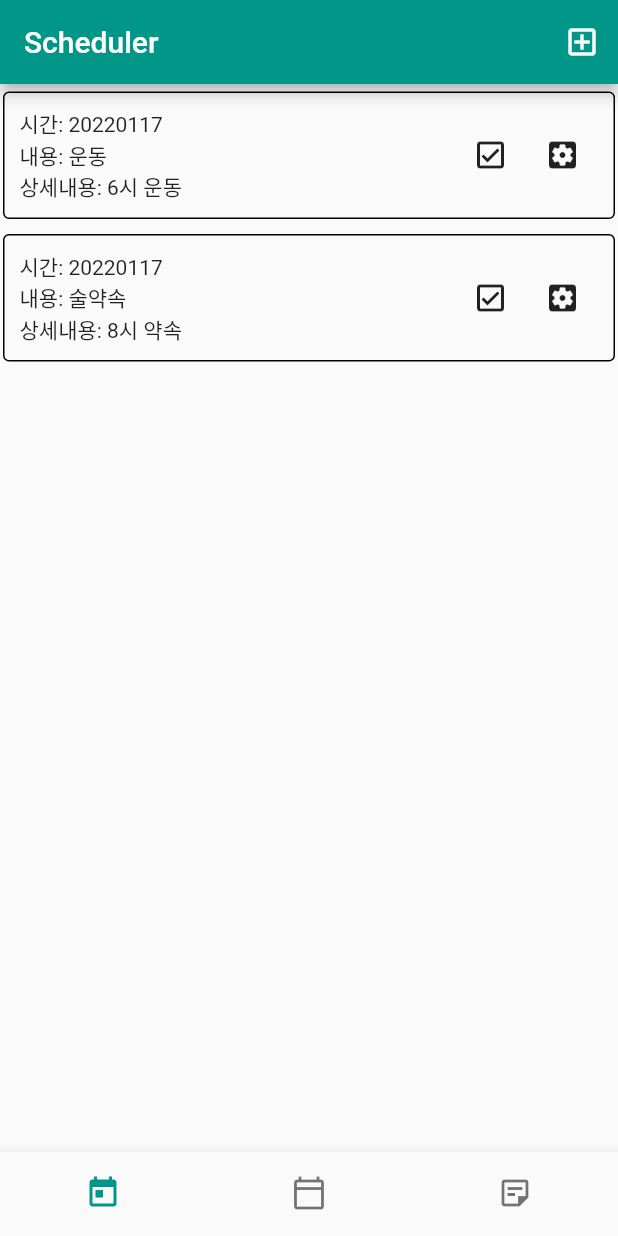
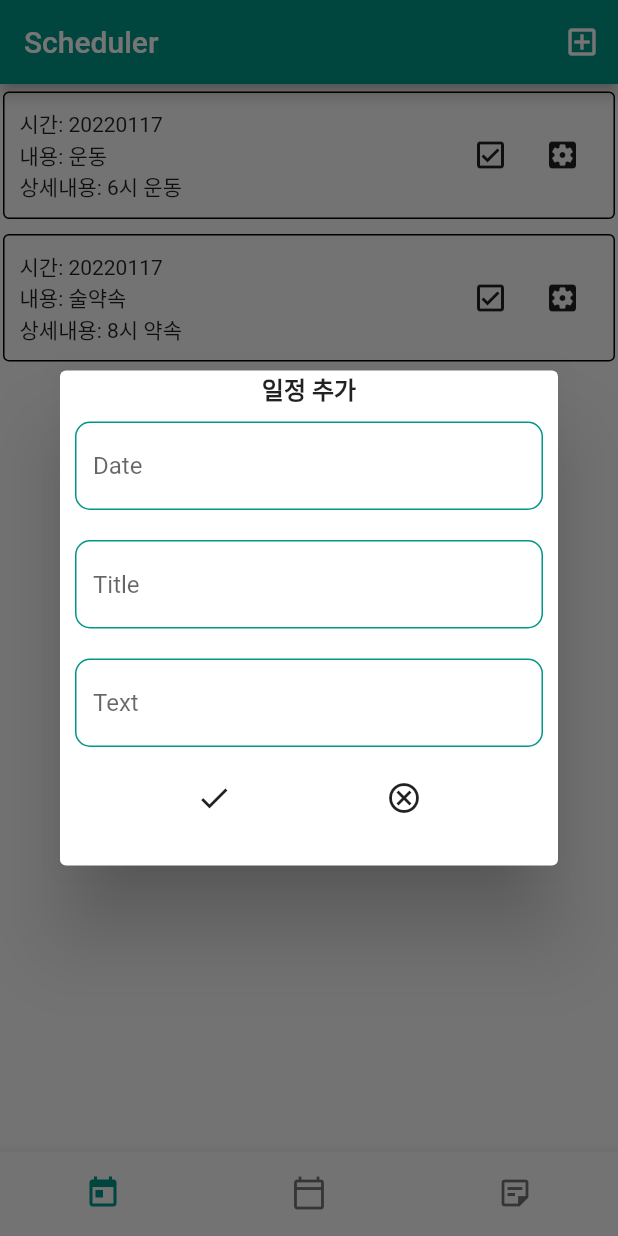
Before and after one commit to songsh927/TIL_Node.js-Flutter_Scheduler_client, a Flutter app: the screen it shows after launch, after a tap on the "add box" icon, on a phone screen of 412 x 824 dp. Run offline on Flutter 3.47's test engine with Material 2 defaults, Android fonts, the phone set to English and light mode, and no system bars.

Commit message:
22.01.19

```diff
--- a/lib/main.dart
+++ b/lib/main.dart
@@ -1,4 +1,5 @@
 import 'package:flutter/material.dart';
+import 'package:intl/intl.dart';
 
 void main() {
   runApp(MaterialApp(
@@ -30,8 +31,19 @@ class _MyAppState extends State<MyApp> {
       "text": "8시 약속",
     },
   ];
-  addData(){
 
+  addData(date, title, text){
+    DateTime now = DateTime.now();
+    var newData = {
+      "id": DateFormat.yMd().add_jms().format(now),
+      "date": date.toString(),
+      "title": title.toString(),
+      "text": text.toString(),
+    };
+    setState(() {
+      data.add(newData);
+      print(newData['id']);
+    });
   }
 
   getData(){
@@ -39,7 +51,6 @@ class _MyAppState extends State<MyApp> {
   }
 
   delData(i){
-
     setState(() {
       for(var a = 0 ; a < data.length ; a++) {
         if (data[a]['id'] == i) {
@@ -78,6 +89,9 @@ class _MyAppState extends State<MyApp> {
           IconButton(
               icon: Icon(Icons.add_box_outlined),
               onPressed: (){
+                showDialog(context: context, builder: (context){
+                  return addSchedule(addData : addData);
+                });
                 //addData();
               },
           )
@@ -181,7 +195,7 @@ class weekSchedule extends StatelessWidget {
   @override
   Widget build(BuildContext context) {
     return Container(
-      child: Text('주간 스케쥴'),
+      child: Text('week schedule'),
     );
   }
 }
@@ -322,3 +336,96 @@ class updatePage extends StatelessWidget {
     );
   }
 }
+
+class addSchedule extends StatelessWidget {
+  addSchedule({Key? key, this.addData}) : super(key: key);
+
+  final addData;
+  var inputDate = TextEditingController();
+  var inputTitle = TextEditingController();
+  var inputText = TextEditingController();
+
+  @override
+  Widget build(BuildContext context) {
+    return Dialog(
+      child: Container(
+        width: 400,
+        height: 330,
+        child: Column(
+          children: [
+            Text('일정 추가', style: TextStyle(fontSize: 16, fontWeight: FontWeight.w600),),
+            Padding(
+              padding: const EdgeInsets.all(10.0),
+              child: TextField(
+                controller: inputDate,
+                decoration: InputDecoration(
+                  hintText: 'Date',
+                  focusedBorder: OutlineInputBorder(
+                    borderRadius: BorderRadius.all(Radius.circular(10.0)),
+                    borderSide: BorderSide(width: 1, color: Colors.blue),
+                  ),
+                  enabledBorder: OutlineInputBorder(
+                    borderRadius: BorderRadius.all(Radius.circular(10.0)),
+                    borderSide: BorderSide(width: 1, color: Colors.teal),
+                  ),
+                ),
+              ),
+            ),
+            Padding(
+              padding: const EdgeInsets.all(10.0),
+              child: TextField(
+                controller: inputTitle,
+                decoration: InputDecoration(
+                  hintText: 'Title',
+                  focusedBorder: OutlineInputBorder(
+                    borderRadius: BorderRadius.all(Radius.circular(10.0)),
+                    borderSide: BorderSide(width: 1, color: Colors.blue),
+                  ),
+                  enabledBorder: OutlineInputBorder(
+                    borderRadius: BorderRadius.all(Radius.circular(10.0)),
+                    borderSide: BorderSide(width: 1, color: Colors.teal),
+                  ),
+                ),
+              ),
+            ),
+            Padding(
+              padding: const EdgeInsets.all(10.0),
+              child: TextField(
+                controller: inputText,
+                decoration: InputDecoration(
+                  hintText: 'Text',
+                  focusedBorder: OutlineInputBorder(
+                    borderRadius: BorderRadius.all(Radius.circular(10.0)),
+                    borderSide: BorderSide(width: 1, color: Colors.blue),
+                  ),
+                  enabledBorder: OutlineInputBorder(
+                    borderRadius: BorderRadius.all(Radius.circular(10.0)),
+                    borderSide: BorderSide(width: 1, color: Colors.teal),
+                  ),
+                ),
+              ),
+            ),
+            Row(
+              mainAxisAlignment: MainAxisAlignment.spaceEvenly,
+              children: [
+                IconButton(
+                  icon: Icon(Icons.check),
+                  onPressed: (){
+                    addData(inputDate.text, inputTitle.text, inputText.text);
+                    Navigator.pop(context);
+                  },
+                ),
+                IconButton(
+                  icon: Icon(Icons.cancel_outlined),
+                  onPressed: (){
+                    Navigator.pop(context);
+                  },
+                ),
+              ],
+            ),
+          ],
+        ),
+      ),
+    );
+  }
+}
--- a/pubspec.yaml
+++ b/pubspec.yaml
@@ -29,6 +29,8 @@ environment:
 dependencies:
   flutter:
     sdk: flutter
+
+  intl: ^0.17.0
 
 
   # The following adds the Cupertino Icons font to your application.
```
Also changed, not shown: pubspec.lock.
